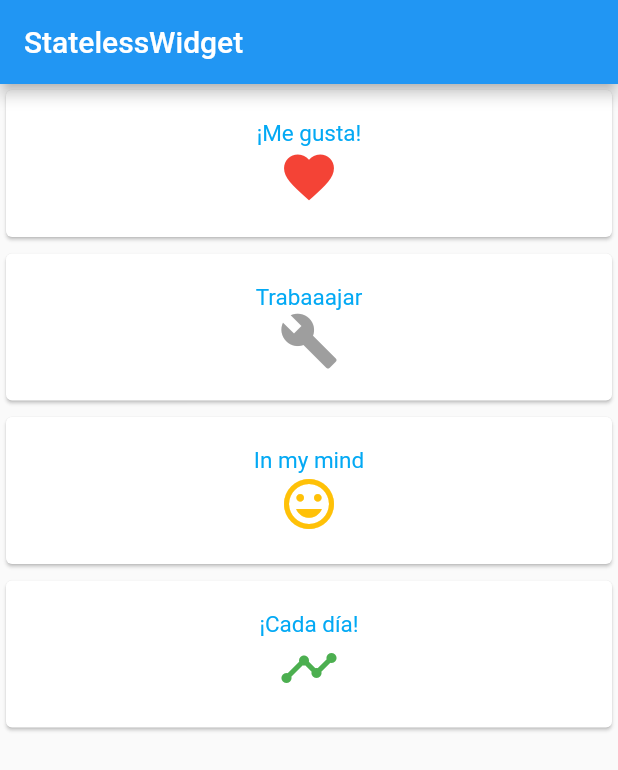
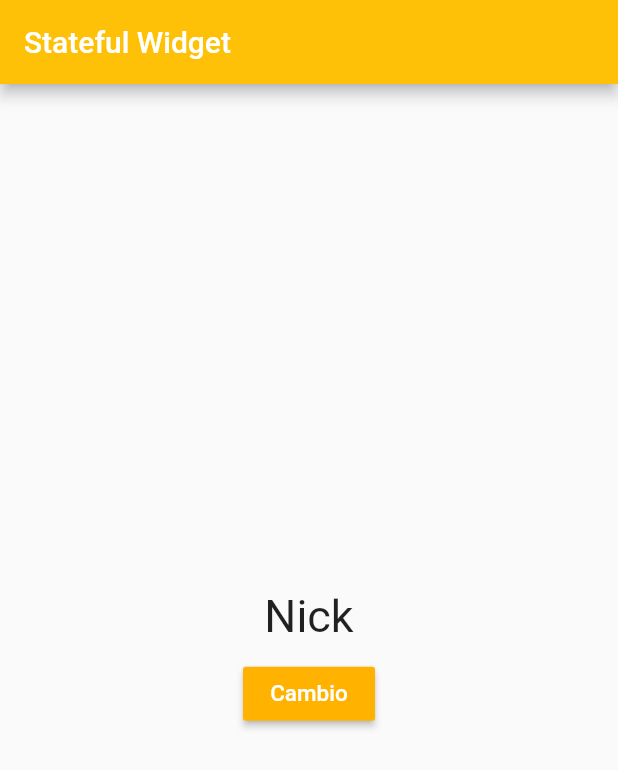
Before and after one commit to jotasie7e/pruebas_def, a Flutter app: the screen it shows after launch, on a phone screen of 412 x 824 dp. Shown: the top 770 px of the screen. Run offline on Flutter 3.47's test engine with Material 2 defaults, Android fonts, the phone set to English and light mode, and no system bars.

Commit message:
Stateful Widget

```diff
--- a/lib/main.dart
+++ b/lib/main.dart
@@ -2,73 +2,56 @@ import 'package:flutter/material.dart';
 
 void main(){
   runApp(new MaterialApp(
-    home: MyApp(),
-    )
-  );
+    home: MyButtom(),
+  ));
 }
 
-class MyApp extends StatelessWidget{
+class MyButtom extends StatefulWidget{
+  @override
+  _MyButtomState createState() => new _MyButtomState();
+}
+
+class _MyButtomState extends State<MyButtom>{
+  String text = "Nick";
+  List<String> vector = ["Juan", "Sebastian", "JotaSiete"];
+  int cont = 0;
+
+  void onPressButton() {
+    setState(() {   //Actualiza y renderiza el widget de nuevo
+      cont++;
+      if(cont == 3) {
+        cont = 0;
+        text = vector[cont];
+      }
+      else{
+        text = vector[cont];
+      }
+    });
+  }
+
   @override
   Widget build(BuildContext context) {
-
-    final TextStyle textStyle = new TextStyle(
-        color: Colors.lightBlue, fontSize: 15.0
-    );
-
     return new Scaffold(
       appBar: new AppBar(
-        title: new Text("StatelessWidget"),
+        backgroundColor: Colors.amber,
+        title: new Text("Stateful Widget"),
       ),
       body: new Container(
         child: Center(
           child: new Column(
-            crossAxisAlignment: CrossAxisAlignment.stretch,       //Hace que ocupe el ancho de la pantalla
+            mainAxisAlignment: MainAxisAlignment.center,
             children: <Widget>[
-              new MyCard(                   //Clase creada
-                title: new Text("¡Me gusta!", style: textStyle),
-                icon: new Icon(Icons.favorite, size: 40.0, color: Colors.red),
-              ),
-              new MyCard(
-                title: new Text("Trabaaajar", style: textStyle),
-                icon: new Icon(Icons.build, size: 40.0, color: Colors.grey),
-              ),
-              new MyCard(
-                title: new Text("In my mind", style: textStyle),
-                icon: new Icon(Icons.mood, size: 40.0, color: Colors.amber),
-              ),
-              new MyCard(
-                title: new Text("¡Cada día!", style: textStyle),
-                icon: new Icon(Icons.timeline, size: 40.0, color: Colors.green),
+              new Text(text, style: new TextStyle(fontSize: 30.0)),  //Variable text que vamos variando en el metodo onPress
+              new Padding(padding: new EdgeInsets.all(5.0)),
+              new RaisedButton(        //Boton
+                child: new Text("Cambio", style: new TextStyle(color: Colors.white, fontSize: 15.0)),
+                color: Colors.amber[600],
+                onPressed: onPressButton,
               )
-            ],
-          ),
+            ]
+          )
         )
       ),
     );
-
   }
 }
-
-
-class MyCard extends StatelessWidget{
-
-  final Widget icon;
-  final Widget title;
-
-  MyCard({this.icon, this.title});  // Crear metodo para recibir parametros
-
-  @override
-  Widget build(BuildContext context) {
-    return new Container(
-      padding: const EdgeInsets.only(bottom: 3.0),
-      child: new Card(
-        child: new Container(
-          padding: const EdgeInsets.all(20.0),
-          child: Column(
-            children: <Widget>[this.title, this.icon],   //Colocando parametros
-          ),
-        )
-      )
-    );
-  }
-}
```
